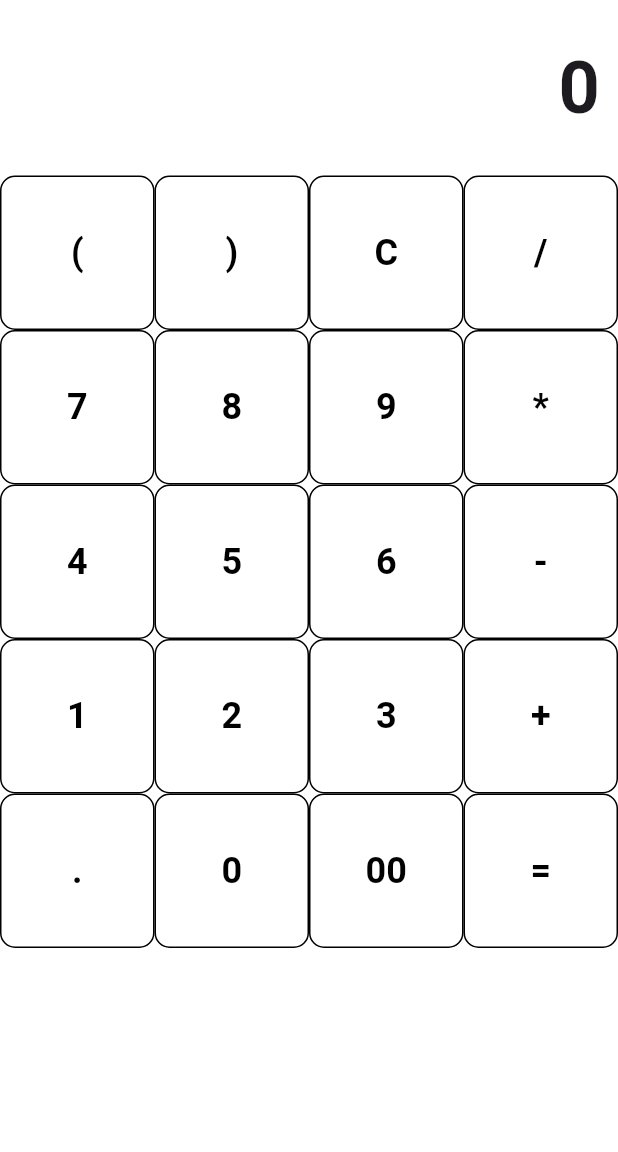
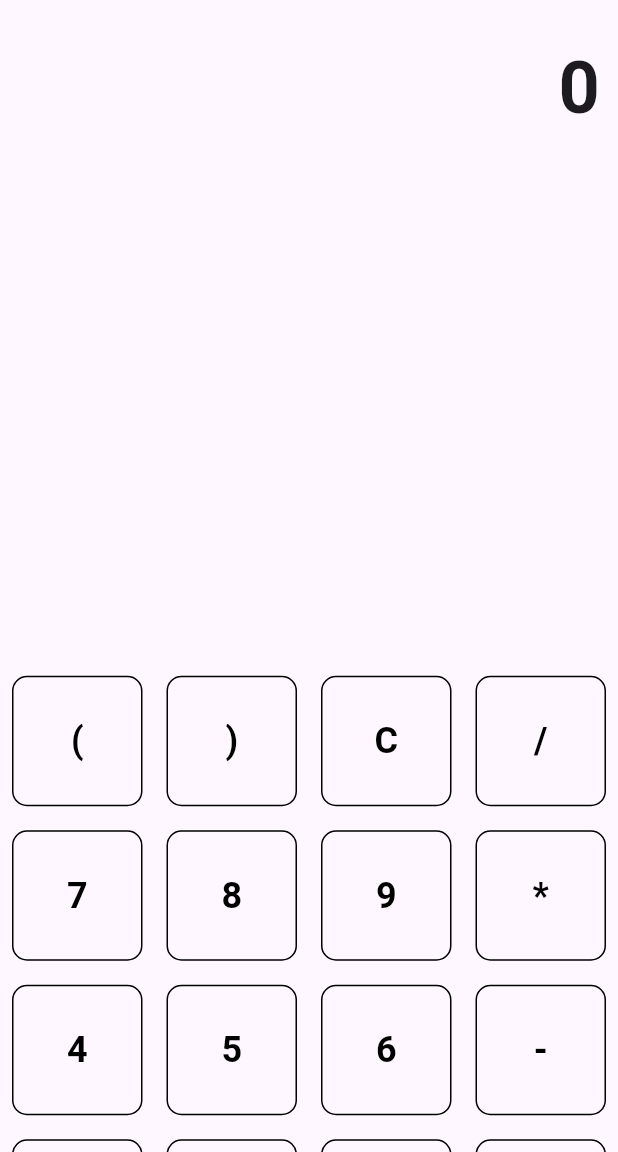
Before and after one commit to Ilase/ciculato, a Flutter app: the screen it shows after launch, on a phone screen of 412 x 824 dp, the part 84-1236 px from its top. Run offline on Flutter 3.47's test engine with Material 3 defaults, Android fonts, the phone set to English and light mode, and no system bars.

Commit message:
so close

```diff
--- a/lib/main.dart
+++ b/lib/main.dart
@@ -17,7 +17,6 @@ class MyAppState extends State<MyApp> {
   ThemeMode _themeMode = ThemeMode.system;
 
   void changeTheme(ThemeMode themeMode) {
-    if (!mounted) return;
     setState(() {
       _themeMode = themeMode;
     });
@@ -106,24 +105,17 @@ class CalculatorScreen extends StatefulWidget {
 
 class _CalculatorScreenState extends State<CalculatorScreen> {
   ThemeMode _themeMode = ThemeMode.system;
-
-  @override
-  void initState() {
-    super.initState();
-    // _themeMode = widget.changeTheme(_themeMode); // No need to set theme mode here
-  }
-
   String _output = "0";
   String _currentInput = "0";
   String _operator = "";
   double _num1 = 0;
   double _num2 = 0;
   final List<String> _history = [];
+  final PageController _pageController = PageController();
   bool _showAdvancedOperations = false;
-  final PageController _pageController = PageController();
-  final bool _isDarkMode = false;
 
   void _buttonPressed(String buttonText) {
+    setState(() {
       if (buttonText == "C") {
         _output = "0";
         _currentInput = "0";
@@ -159,13 +151,12 @@ class _CalculatorScreenState extends State<CalculatorScreen> {
           _currentInput = _currentInput + buttonText;
         }
       }
-
-    setState(() {
       _output = _currentInput;
     });
   }
 
   void _advancedButtonPressed(String buttonText) {
+    setState(() {
       _num1 = double.parse(_currentInput);
       if (buttonText == "^") {
         _currentInput = (pow(_num1, 2)).toString();
@@ -191,8 +182,6 @@ class _CalculatorScreenState extends State<CalculatorScreen> {
         }
         _currentInput = factorial.toString();
       }
-
-    setState(() {
       _output = _currentInput;
     });
   }
@@ -206,6 +195,8 @@ class _CalculatorScreenState extends State<CalculatorScreen> {
 
   Widget _buildButton(String buttonText) {
     return GridTile(
+      child: Padding(
+        padding: const EdgeInsets.all(8.0),
         child: OutlinedButton(
           onPressed: () => _buttonPressed(buttonText),
           child: Text(
@@ -213,16 +204,20 @@ class _CalculatorScreenState extends State<CalculatorScreen> {
             style: const TextStyle(fontSize: 24.0, fontWeight: FontWeight.bold),
           ),
         ),
+      ),
     );
   }
 
   Widget _buildAdvancedButton(String buttonText) {
     return GridTile(
+      child: Padding(
+        padding: const EdgeInsets.all(8.0),
         child: OutlinedButton(
           onPressed: () => _advancedButtonPressed(buttonText),
           child: Text(
             buttonText,
             style: const TextStyle(fontSize: 24.0, fontWeight: FontWeight.bold),
+          ),
         ),
       ),
     );
@@ -325,19 +320,7 @@ class _CalculatorScreenState extends State<CalculatorScreen> {
           ],
         ),
       ),
-      body: AnimatedContainer(
-        duration: const Duration(milliseconds: 500),
-        curve: Curves.easeInOut,
-        color: _themeMode == ThemeMode.dark ? Colors.black : Colors.white,
-        child: GestureDetector(
-          onHorizontalDragEnd: (details) {
-            if (details.primaryVelocity! > 0) {
-              setState(() {
-                _showAdvancedOperations = !_showAdvancedOperations;
-              });
-            }
-          },
-          child: PageView(
+      body: PageView(
         controller: _pageController,
         children: [
           Column(
@@ -357,7 +340,22 @@ class _CalculatorScreenState extends State<CalculatorScreen> {
                 ),
               ),
               Expanded(
-                    child: GridView.count(
+                child: GestureDetector(
+                  onHorizontalDragEnd: (details) {
+                    if (details.primaryVelocity! > 0) {
+                      setState(() {
+                        _showAdvancedOperations = !_showAdvancedOperations;
+                      });
+                    }
+                  },
+                  child: Column(
+                    children: [
+                      Spacer(),
+                      Expanded(
+                        child: PageView(
+                          controller: PageController(),
+                          children: [
+                            GridView.count(
                               crossAxisCount: 4,
                               children: <Widget>[
                                 _buildButton("("),
@@ -381,6 +379,33 @@ class _CalculatorScreenState extends State<CalculatorScreen> {
                                 _buildButton("00"),
                                 _buildButton("="),
                               ],
+                            ),
+                            GridView.count(
+                              crossAxisCount: 4,
+                              children: <Widget>[
+                                _buildAdvancedButton("^"),
+                                _buildAdvancedButton("√"),
+                                _buildAdvancedButton("sin"),
+                                _buildAdvancedButton("cos"),
+                                _buildAdvancedButton("tan"),
+                                _buildAdvancedButton("log"),
+                                _buildAdvancedButton("%"),
+                                _buildAdvancedButton("π"),
+                                _buildAdvancedButton("!"),
+                                _buildButton(""),
+                                _buildButton(""),
+                                _buildButton(""),
+                                _buildButton(""),
+                                _buildButton(""),
+                                _buildButton(""),
+                                _buildButton(""),
+                              ],
+                            ),
+                          ],
+                        ),
+                      ),
+                    ],
+                  ),
                 ),
               ),
             ],
@@ -420,43 +445,7 @@ class _CalculatorScreenState extends State<CalculatorScreen> {
               ),
             ],
           ),
-              Column(
-                children: <Widget>[
-                  Container(
-                    alignment: Alignment.centerRight,
-                    padding: const EdgeInsets.symmetric(
-                      vertical: 24.0,
-                      horizontal: 12.0,
-                    ),
-                    child: Text(
-                      _output,
-                      style: const TextStyle(
-                        fontSize: 48.0,
-                        fontWeight: FontWeight.bold,
-                      ),
-                    ),
-                  ),
-                  Expanded(
-                    child: GridView.count(
-                      crossAxisCount: 3,
-                      children: <Widget>[
-                        _buildAdvancedButton("^"),
-                        _buildAdvancedButton("√"),
-                        _buildAdvancedButton("sin"),
-                        _buildAdvancedButton("cos"),
-                        _buildAdvancedButton("tan"),
-                        _buildAdvancedButton("log"),
-                        _buildAdvancedButton("%"),
-                        _buildAdvancedButton("π"),
-                        _buildAdvancedButton("!"),
         ],
-                    ),
-                  ),
-                ],
-              ),
-            ],
-          ),
-        ),
       ),
     );
   }
```
Lines whose indentation alone changed are shown as unchanged.
